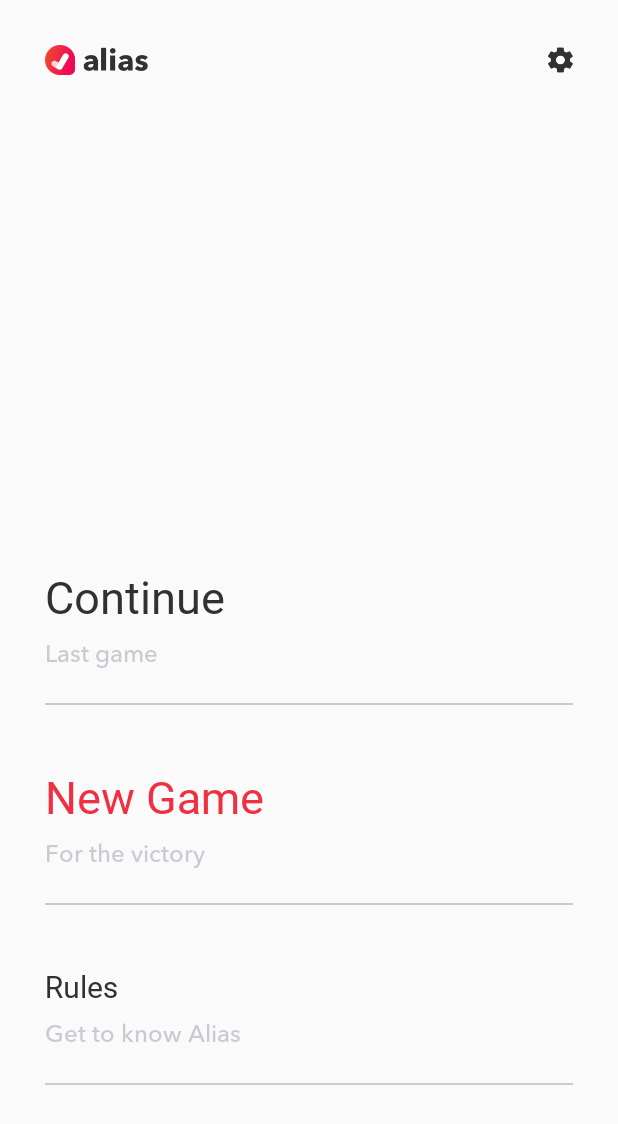
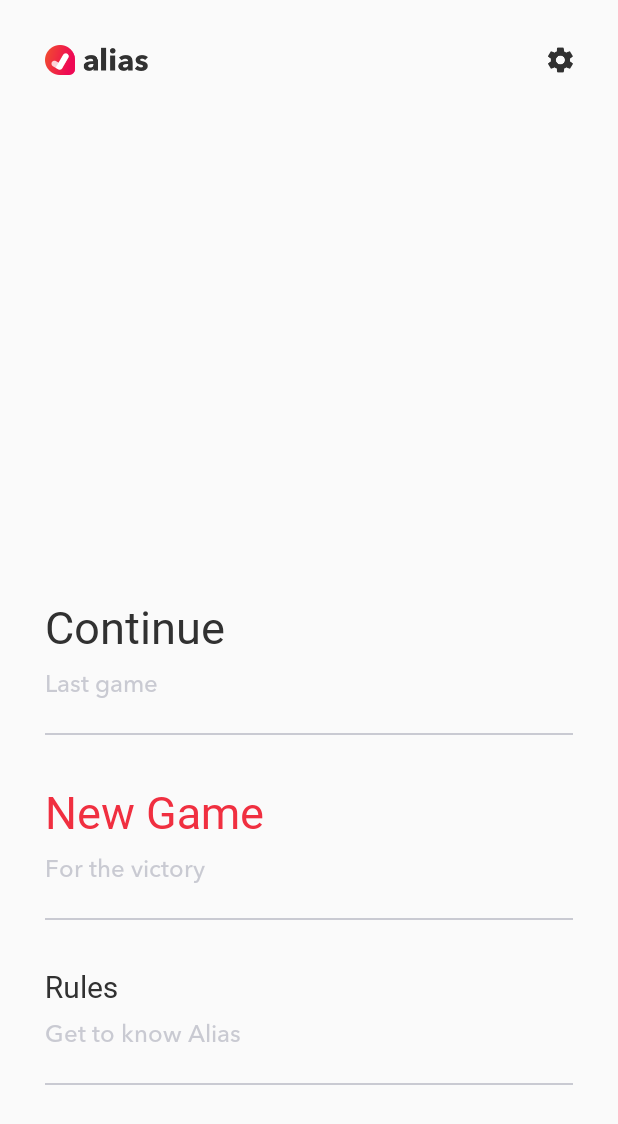
Before and after one commit to DarioNevistic/Alias, an Android app: the screen it shows after launch (HomeActivity), on a phone screen of 412 x 824 dp. Shown: the top 1124 px of the screen. Run offline under Robolectric (Android 15) with nearby library versions, the phone set to English and light mode, and no system bars; our stand-ins replace Dagger/Hilt's generated code, Room's generated code, RxJava, Timber; libraries missing offline, so code that uses them is left out: com.jakewharton.rxbinding2; 5 statements that could not run were skipped.

Commit message:
- add teams activity xml - add some shapes drawables - change some xml stuffs

```diff
--- /dev/null
+++ b/app/src/main/res/drawable/rounded_red_background_4dp.xml
@@ -0,0 +1,5 @@
+<shape xmlns:android="http://schemas.android.com/apk/res/android"
+    android:shape="rectangle">
+    <corners android:radius="4dp" />
+    <solid android:color="@color/colorPrimary"/>
+</shape>
--- a/app/src/main/res/layout/activity_home.xml
+++ b/app/src/main/res/layout/activity_home.xml
@@ -4,11 +4,10 @@
     android:orientation="vertical">
 
     <RelativeLayout
+        android:layout_width="match_parent"
         android:layout_height="50dp"
-        android:layout_width="match_parent"
-        android:layout_marginEnd="@dimen/margin_base"
-        android:layout_marginTop="15dp"
-        android:layout_marginStart="@dimen/margin_base">
+        android:layout_marginStart="@dimen/margin_base"
+        android:layout_marginTop="15dp">
 
         <ImageView
             style="@style/wrap"
@@ -17,25 +16,27 @@
 
         <Button
             android:id="@+id/home_settings_button"
-            android:layout_width="50dp"
+            android:layout_width="wrap_content"
             android:layout_height="match_parent"
             android:layout_alignParentEnd="true"
             android:background="?attr/selectableItemBackground"
-            android:drawableEnd="@drawable/ion_android_settings_ionicons" />
+            android:drawableEnd="@drawable/ion_android_settings_ionicons"
+            android:paddingEnd="@dimen/margin_base"
+            android:paddingStart="@dimen/margin_base" />
     </RelativeLayout>
 
     <LinearLayout
         android:id="@+id/continue_game_layout_holder"
         style="@style/heightWrap_widthMatch"
         android:layout_above="@id/new_game_layout_holder"
-        android:layout_marginBottom="20dp"
         android:background="?attr/selectableItemBackground"
         android:clickable="true"
         android:focusable="true"
+        android:orientation="vertical"
+        android:paddingBottom="20dp"
         android:paddingEnd="@dimen/margin_base"
         android:paddingStart="@dimen/margin_base"
-        android:orientation="vertical"
-        android:paddingBottom="20dp">
+        android:paddingTop="10dp">
 
         <TextView
             style="@style/wrap"
@@ -58,23 +59,23 @@
         <View
             android:layout_width="match_parent"
             android:layout_height="2dp"
+            android:layout_gravity="bottom"
             android:layout_marginTop="20dp"
-            android:layout_gravity="bottom"
-            android:background="@drawable/bottom_border_grey"/>
+            android:background="@drawable/bottom_border_grey" />
     </LinearLayout>
 
     <LinearLayout
         android:id="@+id/new_game_layout_holder"
         style="@style/heightWrap_widthMatch"
-        android:paddingEnd="@dimen/margin_base"
-        android:paddingStart="@dimen/margin_base"
         android:layout_above="@id/rules_layout_holder"
-        android:layout_marginBottom="20dp"
         android:background="?attr/selectableItemBackground"
         android:clickable="true"
         android:focusable="true"
         android:orientation="vertical"
-        android:paddingBottom="20dp">
+        android:paddingBottom="20dp"
+        android:paddingEnd="@dimen/margin_base"
+        android:paddingStart="@dimen/margin_base"
+        android:paddingTop="10dp">
 
         <TextView
             style="@style/wrap"
@@ -96,23 +97,24 @@
         <View
             android:layout_width="match_parent"
             android:layout_height="2dp"
+            android:layout_gravity="bottom"
             android:layout_marginTop="20dp"
-            android:layout_gravity="bottom"
-            android:background="@drawable/bottom_border_grey"/>
+            android:background="@drawable/bottom_border_grey" />
     </LinearLayout>
 
     <LinearLayout
         android:id="@+id/rules_layout_holder"
         style="@style/heightWrap_widthMatch"
         android:layout_alignParentBottom="true"
-        android:paddingEnd="@dimen/margin_base"
-        android:paddingStart="@dimen/margin_base"
         android:layout_marginBottom="80dp"
         android:background="?attr/selectableItemBackground"
         android:clickable="true"
         android:focusable="true"
         android:orientation="vertical"
-        android:paddingBottom="20dp">
+        android:paddingBottom="20dp"
+        android:paddingEnd="@dimen/margin_base"
+        android:paddingStart="@dimen/margin_base"
+        android:paddingTop="10dp">
 
         <TextView
             style="@style/wrap"
@@ -134,9 +136,9 @@
         <View
             android:layout_width="match_parent"
             android:layout_height="2dp"
+            android:layout_gravity="bottom"
             android:layout_marginTop="20dp"
-            android:layout_gravity="bottom"
-            android:background="@drawable/bottom_border_grey"/>
+            android:background="@drawable/bottom_border_grey" />
 
     </LinearLayout>
 
--- a/app/src/main/res/layout/activity_settings.xml
+++ b/app/src/main/res/layout/activity_settings.xml
@@ -11,15 +11,15 @@
         <RelativeLayout
             android:layout_width="match_parent"
             android:layout_height="50dp"
-            android:layout_marginEnd="@dimen/margin_base"
-            android:layout_marginStart="@dimen/margin_base"
             android:layout_marginTop="15dp">
 
             <Button
                 android:id="@+id/back_button"
-                android:layout_width="50dp"
+                android:layout_width="wrap_content"
                 android:layout_height="match_parent"
                 android:background="?attr/selectableItemBackground"
+                android:paddingStart="@dimen/margin_base"
+                android:paddingEnd="@dimen/margin_base"
                 android:drawableStart="@drawable/ion_android_arrow_back_ionicons"
                 android:src="@drawable/ion_android_arrow_back_ionicons" />
         </RelativeLayout>
--- a/app/src/main/res/values/strings.xml
+++ b/app/src/main/res/values/strings.xml
@@ -26,4 +26,7 @@
     <string name="common_final_word_info_text">All teams guess the final word</string>
     <string name="final_word_text">Final Word</string>
     <string name="final_word_info_text">Points worth</string>
+    <string name="teams_names_title">Name the teams</string>
+    <string name="play_word">Play</string>
+    <string name="plus_sign">+</string>
 </resources>
```
Also changed, not shown: app/build.gradle (+4 -4 lines), app/src/main/res/drawable/circle_red_background.xml (added, +7 -0 lines), app/src/main/res/layout/activity_teams.xml (added, +82 -0 lines).
